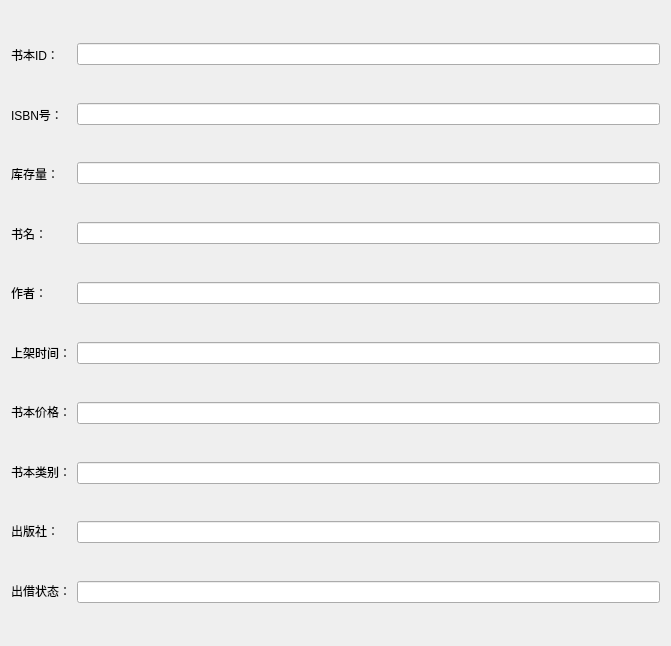
LGH2713/Library_management_system, file bookdetail.ui: the form before one commit.
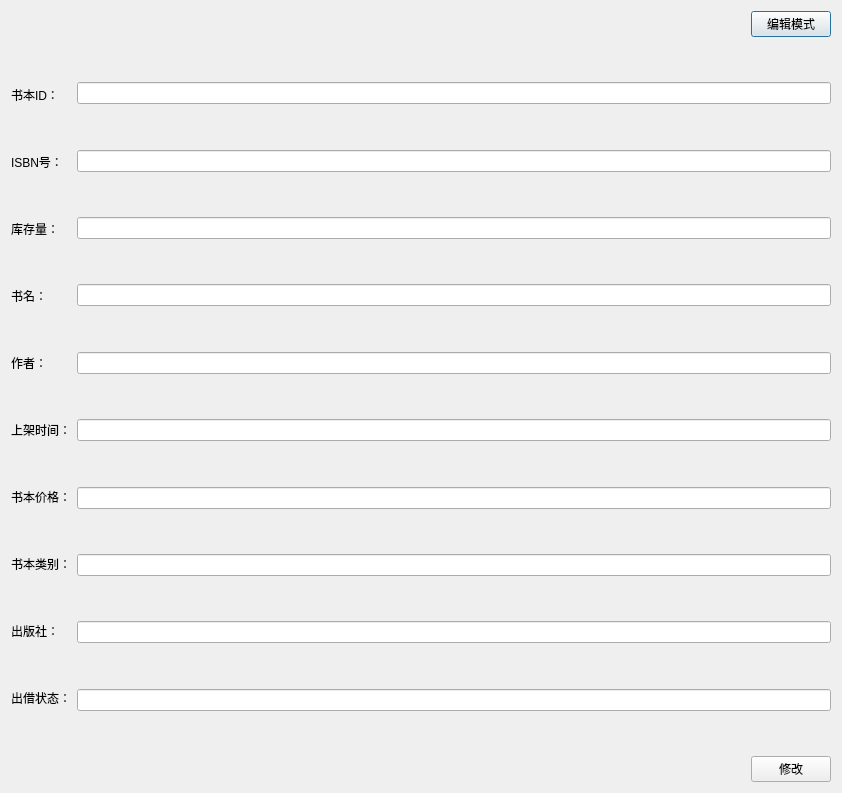
The form after the commit.

Commit message: feat: 添加图书管理员修改图书信息功能

```diff
--- a/bookdetail.ui
+++ b/bookdetail.ui
@@ -6,8 +6,8 @@
    <rect>
     <x>0</x>
     <y>0</y>
-    <width>671</width>
-    <height>646</height>
+    <width>842</width>
+    <height>793</height>
    </rect>
   </property>
   <property name="windowTitle">
@@ -15,6 +15,30 @@
   </property>
   <layout class="QGridLayout" name="gridLayout_3">
    <item row="0" column="0">
+    <layout class="QHBoxLayout" name="horizontalLayout_13">
+     <item>
+      <spacer name="horizontalSpacer_2">
+       <property name="orientation">
+        <enum>Qt::Horizontal</enum>
+       </property>
+       <property name="sizeHint" stdset="0">
+        <size>
+         <width>40</width>
+         <height>20</height>
+        </size>
+       </property>
+      </spacer>
+     </item>
+     <item>
+      <widget class="QPushButton" name="intoEditMode">
+       <property name="text">
+        <string>编辑模式</string>
+       </property>
+      </widget>
+     </item>
+    </layout>
+   </item>
+   <item row="1" column="0">
     <layout class="QGridLayout" name="gridLayout_2">
      <item row="0" column="0">
       <layout class="QVBoxLayout" name="verticalLayout">
@@ -452,6 +476,30 @@
      </item>
     </layout>
    </item>
+   <item row="2" column="0">
+    <layout class="QHBoxLayout" name="edit">
+     <item>
+      <spacer name="horizontalSpacer">
+       <property name="orientation">
+        <enum>Qt::Horizontal</enum>
+       </property>
+       <property name="sizeHint" stdset="0">
+        <size>
+         <width>40</width>
+         <height>20</height>
+        </size>
+       </property>
+      </spacer>
+     </item>
+     <item>
+      <widget class="QPushButton" name="editBookInfoBtn">
+       <property name="text">
+        <string>修改</string>
+       </property>
+      </widget>
+     </item>
+    </layout>
+   </item>
   </layout>
  </widget>
  <resources/>
```
Left out of the diff: 2 changed lines with no effect on the pictures. The commit also changes 7 other files.
